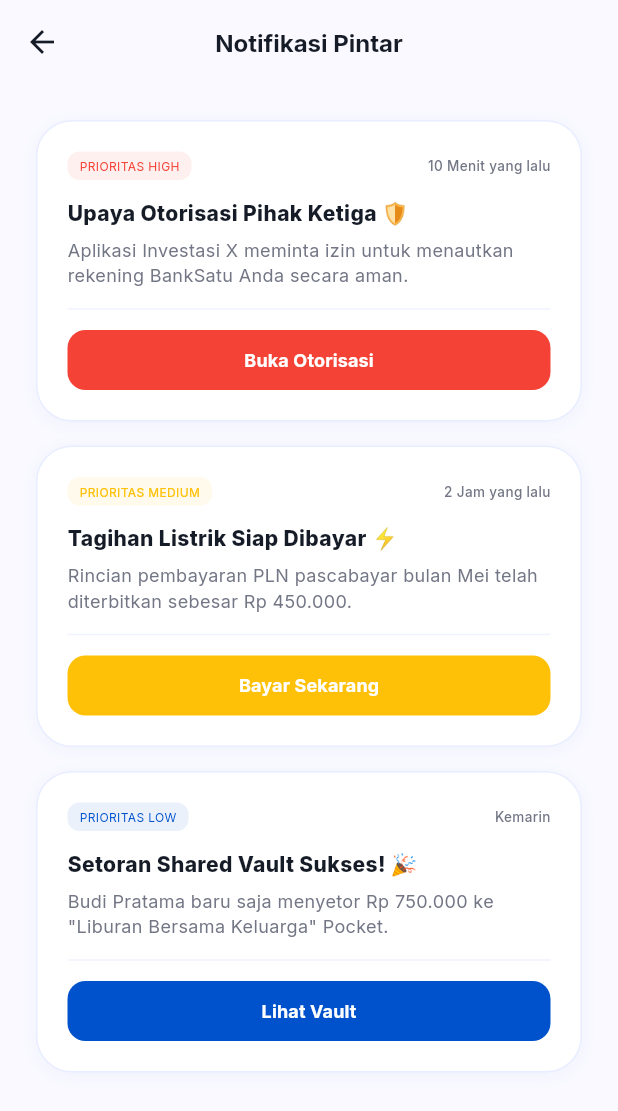
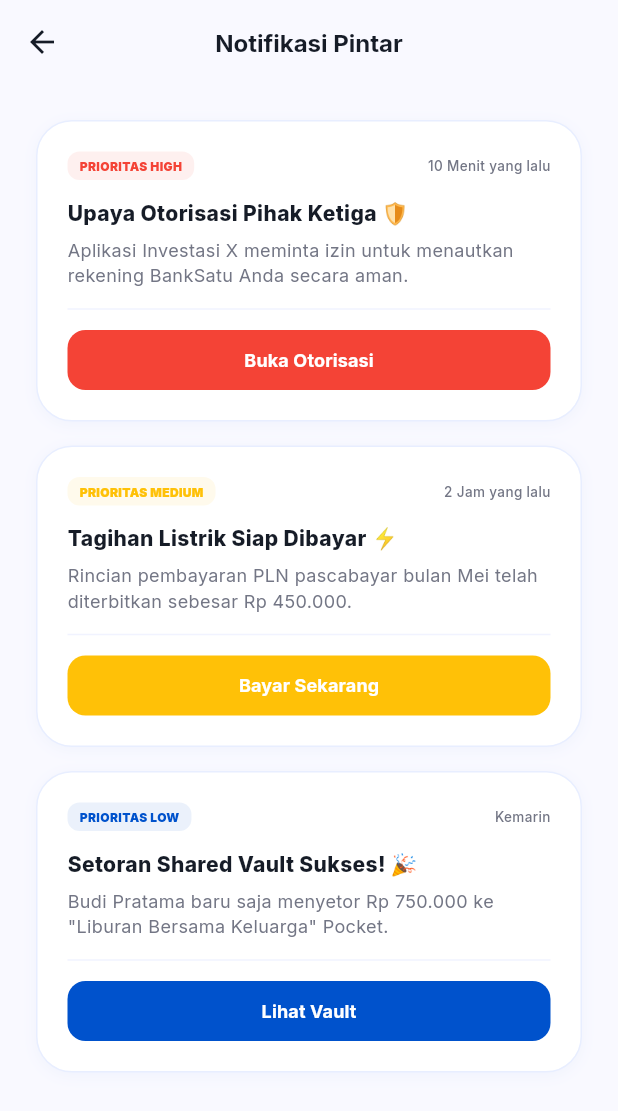
Before and after one commit to faisalaffan/banksatu, a Flutter app: the NotificationIntelligenceScreen screen opened by its route, on a phone screen of 412 x 824 dp. Shown: the top 1111 px of the screen. Run offline on Flutter 3.47's test engine with Material 3 defaults, Android fonts, the phone set to English and light mode, and no system bars; our stand-ins replace dio, flutter_bloc, freezed_annotation, get_it, go_router, google_fonts.

Commit message:
fix(linter): resolve remaining compile errors, override mismatch warnings, and unused import variables

```diff
--- a/mobile/lib/core/router/app_router.dart
+++ b/mobile/lib/core/router/app_router.dart
@@ -83,7 +83,6 @@ part 'app_router.g.dart';
 class AppShellRouteData extends StatefulShellRouteData {
   const AppShellRouteData();
 
-  @override
   Widget build(
     BuildContext context,
     GoRouterState state,
--- a/mobile/lib/features/analytics/presentation/ai_financial_insights_screen.dart
+++ b/mobile/lib/features/analytics/presentation/ai_financial_insights_screen.dart
@@ -3,7 +3,6 @@ import 'dart:math';
 import 'package:flutter/cupertino.dart';
 import 'package:flutter/material.dart';
 import 'package:google_fonts/google_fonts.dart';
-import 'package:go_router/go_router.dart';
 import 'package:simulator/core/theme/app_theme.dart';
 
 class AIFinancialInsightsScreen extends StatefulWidget {
--- a/mobile/lib/features/analytics/presentation/notification_intelligence_screen.dart
+++ b/mobile/lib/features/analytics/presentation/notification_intelligence_screen.dart
@@ -105,7 +105,7 @@ class _NotificationIntelligenceScreenState extends State<NotificationIntelligenc
                          style: GoogleFonts.inter(
                            color: pColor,
                            fontSize: 8,
-                           fontWeight: FontWeight.w950,
+                           fontWeight: FontWeight.w900,
                          ),
                        ),
                      ),
--- a/mobile/lib/features/onboarding/presentation/onboarding_screen.dart
+++ b/mobile/lib/features/onboarding/presentation/onboarding_screen.dart
@@ -16,7 +16,6 @@ class OnboardingScreen extends StatelessWidget {
         bottom: false,
         child: LayoutBuilder(
           builder: (context, constraints) {
-            final double height = constraints.maxHeight;
             return Column(
               children: [
                 // Illustration & Branding Area (Top Half)
```
